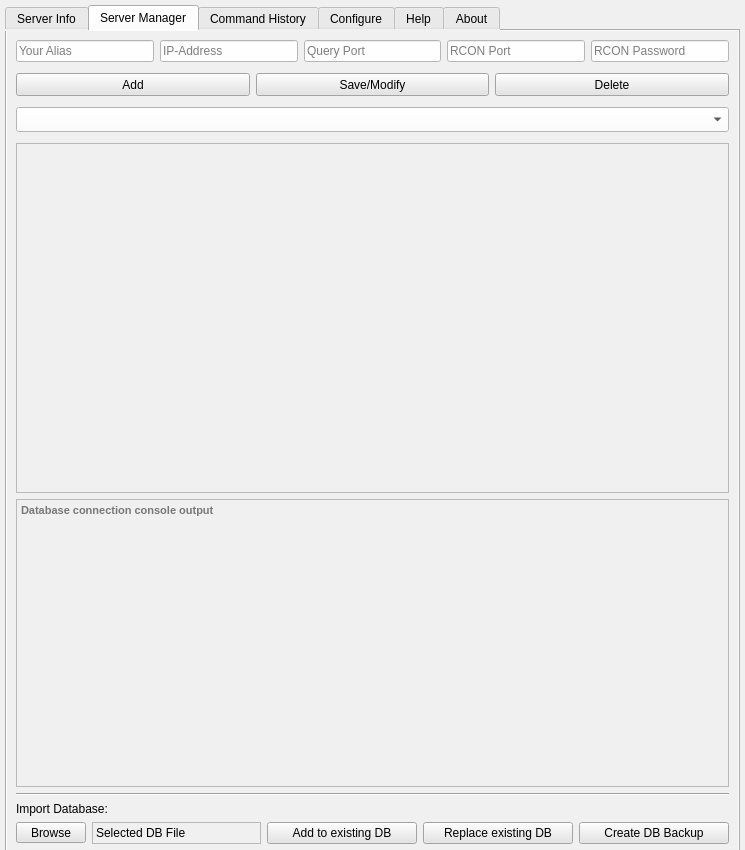
Qt form Source_Code/source_files/isrt_gui_v0.7.ui (sargolin/ISRT-Insurgency-Sandstorm-RCON-TOOL-and-Mapchanger) before a commit.
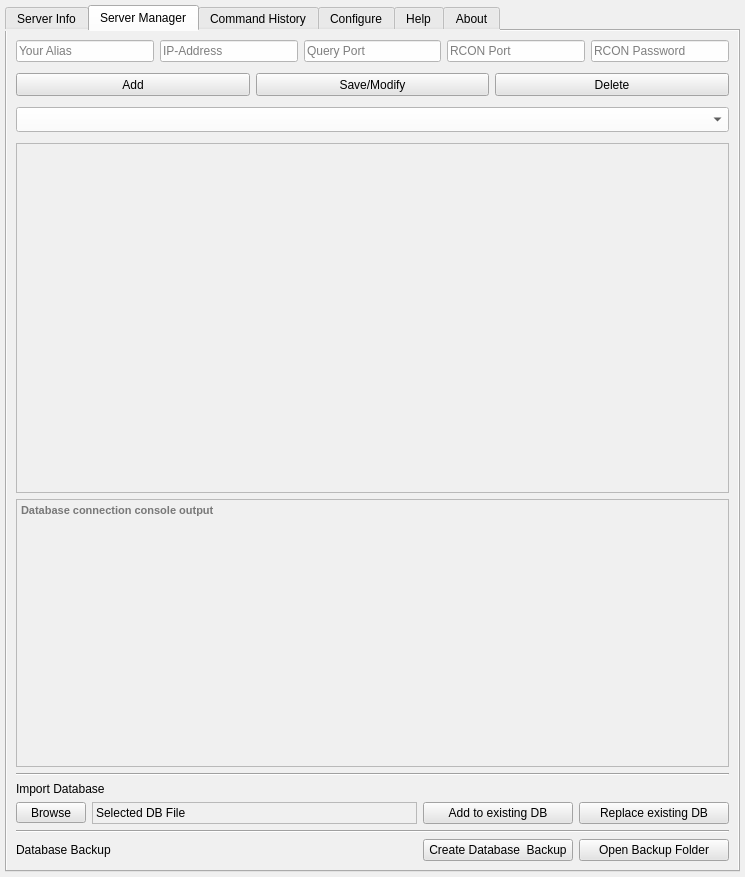
The same form after that commit. The open tabs and pages were chosen to show the change. Icons and pictures are not drawn.

What changed in the file:
```diff
--- a/Source_Code/source_files/isrt_gui_v0.7.ui
+++ b/Source_Code/source_files/isrt_gui_v0.7.ui
@@ -7,7 +7,7 @@
     <x>0</x>
     <y>0</y>
     <width>745</width>
-    <height>850</height>
+    <height>877</height>
    </rect>
   </property>
   <property name="sizePolicy">
@@ -1664,9 +1664,9 @@
       <attribute name="title">
        <string>Server Manager</string>
       </attribute>
-      <layout class="QVBoxLayout" name="verticalLayout_20">
+      <layout class="QVBoxLayout" name="verticalLayout_26">
        <item>
-        <layout class="QVBoxLayout" name="verticalLayout_19">
+        <layout class="QVBoxLayout" name="verticalLayout_25">
          <item>
           <layout class="QVBoxLayout" name="verticalLayout_18">
            <item>
@@ -2182,9 +2182,9 @@
           </layout>
          </item>
          <item>
-          <layout class="QHBoxLayout" name="horizontalLayout_29">
+          <layout class="QVBoxLayout" name="verticalLayout_20">
            <item>
-            <widget class="QLabel" name="label_13">
+            <widget class="QLabel" name="lbl_name_import">
              <property name="font">
               <font>
                <pointsize>9</pointsize>
@@ -2193,12 +2193,12 @@
               </font>
              </property>
              <property name="text">
-              <string>Import Database:</string>
+              <string>Import Database</string>
              </property>
             </widget>
            </item>
-          </layout>
-         </item>
+           <item>
+            <layout class="QVBoxLayout" name="verticalLayout_19">
          <item>
           <layout class="QHBoxLayout" name="horizontalLayout_18">
            <item>
@@ -2286,6 +2286,45 @@
              </property>
             </widget>
            </item>
+              </layout>
+             </item>
+             <item>
+              <widget class="Line" name="line_10">
+               <property name="orientation">
+                <enum>Qt::Horizontal</enum>
+               </property>
+              </widget>
+             </item>
+             <item>
+              <layout class="QHBoxLayout" name="horizontalLayout_31">
+               <item>
+                <widget class="QLabel" name="label_2">
+                 <property name="font">
+                  <font>
+                   <pointsize>9</pointsize>
+                  </font>
+                 </property>
+                 <property name="text">
+                  <string>Database Backup</string>
+                 </property>
+                </widget>
+               </item>
+               <item>
+                <spacer name="horizontalSpacer">
+                 <property name="orientation">
+                  <enum>Qt::Horizontal</enum>
+                 </property>
+                 <property name="sizeType">
+                  <enum>QSizePolicy::Expanding</enum>
+                 </property>
+                 <property name="sizeHint" stdset="0">
+                  <size>
+                   <width>200</width>
+                   <height>20</height>
+                  </size>
+                 </property>
+                </spacer>
+               </item>
            <item>
             <widget class="QPushButton" name="btn_exec_db_backup">
              <property name="minimumSize">
@@ -2296,7 +2335,7 @@
              </property>
              <property name="maximumSize">
               <size>
-               <width>150</width>
+                   <width>15616</width>
                <height>16777215</height>
               </size>
              </property>
@@ -2305,9 +2344,30 @@
 </string>
              </property>
              <property name="text">
-              <string>Create DB Backup</string>
-             </property>
-            </widget>
+                  <string>Create Database  Backup</string>
+                 </property>
+                </widget>
+               </item>
+               <item>
+                <widget class="QPushButton" name="btn_exec_open_bck_dir">
+                 <property name="minimumSize">
+                  <size>
+                   <width>150</width>
+                   <height>0</height>
+                  </size>
+                 </property>
+                 <property name="styleSheet">
+                  <string notr="true">background-color:rgb(228, 228, 228)
+</string>
+                 </property>
+                 <property name="text">
+                  <string>Open Backup Folder</string>
+                 </property>
+                </widget>
+               </item>
+              </layout>
+             </item>
+            </layout>
            </item>
           </layout>
          </item>
```
Left out of the diff: 13 changed lines with no effect on the pictures. Lines whose indentation alone changed are shown as unchanged.
